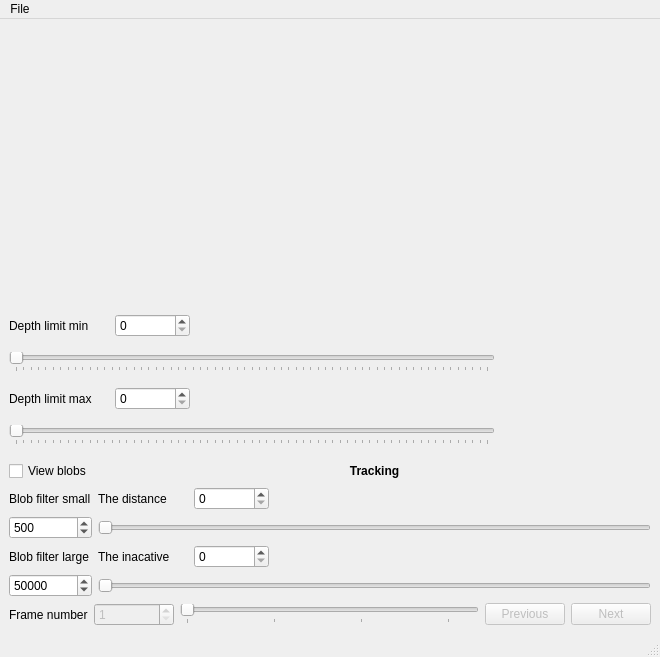
Qt form RecordTracker/recordTracker.ui (tiltit/Kinect-Experiments) before a commit.
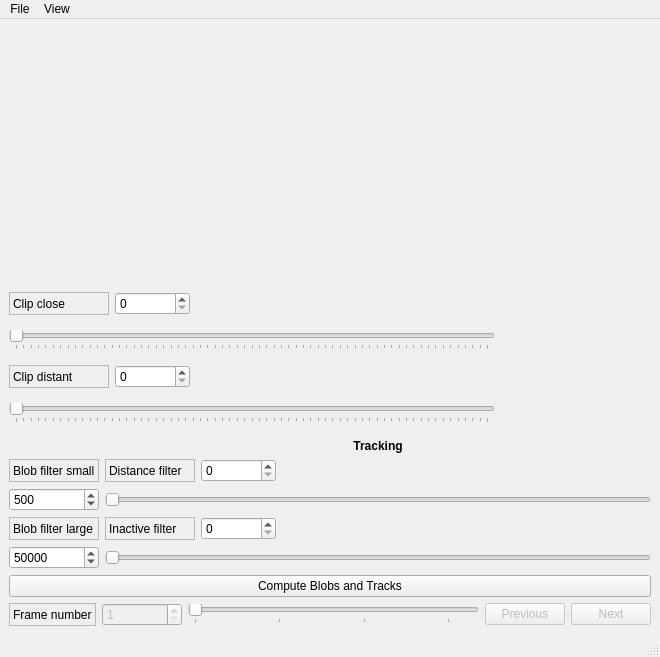
The same form after that commit. Custom widgets are drawn as their Qt base class.

Commit message: One more step: ui improvements.

```diff
--- a/RecordTracker/recordTracker.ui
+++ b/RecordTracker/recordTracker.ui
@@ -60,8 +60,11 @@
                 <height>0</height>
                </size>
               </property>
+              <property name="frameShape">
+               <enum>QFrame::StyledPanel</enum>
+              </property>
               <property name="text">
-               <string>Depth limit min</string>
+               <string>Clip close</string>
               </property>
              </widget>
             </item>
@@ -119,8 +122,11 @@
                 <height>0</height>
                </size>
               </property>
+              <property name="frameShape">
+               <enum>QFrame::StyledPanel</enum>
+              </property>
               <property name="text">
-               <string>Depth limit max</string>
+               <string>Clip distant</string>
               </property>
              </widget>
             </item>
@@ -216,13 +222,6 @@
           </property>
          </widget>
         </item>
-        <item row="0" column="0">
-         <widget class="QCheckBox" name="viewBlobsCheckBox">
-          <property name="text">
-           <string>View blobs</string>
-          </property>
-         </widget>
-        </item>
         <item row="1" column="2">
          <layout class="QHBoxLayout" name="horizontalLayout_5">
           <item>
@@ -233,8 +232,11 @@
               <height>0</height>
              </size>
             </property>
+            <property name="frameShape">
+             <enum>QFrame::StyledPanel</enum>
+            </property>
             <property name="text">
-             <string>The distance</string>
+             <string>Distance filter</string>
             </property>
            </widget>
           </item>
@@ -273,8 +275,11 @@
               <height>0</height>
              </size>
             </property>
+            <property name="frameShape">
+             <enum>QFrame::StyledPanel</enum>
+            </property>
             <property name="text">
-             <string>The inacative</string>
+             <string>Inactive filter</string>
             </property>
            </widget>
           </item>
@@ -325,6 +330,9 @@
         </item>
         <item row="1" column="0">
          <widget class="QLabel" name="label_6">
+          <property name="frameShape">
+           <enum>QFrame::StyledPanel</enum>
+          </property>
           <property name="text">
            <string>Blob filter small</string>
           </property>
@@ -332,6 +340,9 @@
         </item>
         <item row="4" column="0">
          <widget class="QLabel" name="label_5">
+          <property name="frameShape">
+           <enum>QFrame::StyledPanel</enum>
+          </property>
           <property name="text">
            <string>Blob filter large</string>
           </property>
@@ -348,10 +359,20 @@
       </item>
      </layout>
     </item>
+    <item>
+     <widget class="QPushButton" name="computeButton">
+      <property name="text">
+       <string>Compute Blobs and Tracks</string>
+      </property>
+     </widget>
+    </item>
     <item>
      <layout class="QHBoxLayout" name="horizontalLayout_2">
       <item>
        <widget class="QLabel" name="label_8">
+        <property name="frameShape">
+         <enum>QFrame::StyledPanel</enum>
+        </property>
         <property name="text">
          <string>Frame number</string>
         </property>
@@ -443,7 +464,15 @@
     </property>
     <addaction name="actionOpen_Folder"/>
    </widget>
+   <widget class="QMenu" name="menuView">
+    <property name="title">
+     <string>View</string>
+    </property>
+    <addaction name="actionBlobs"/>
+    <addaction name="actionTracks"/>
+   </widget>
    <addaction name="menuFile"/>
+   <addaction name="menuView"/>
   </widget>
   <widget class="QStatusBar" name="statusbar"/>
   <action name="actionOpen_Folder">
```
Left out of the diff: 44 changed lines with no effect on the pictures. The commit also changes 3 other files.
